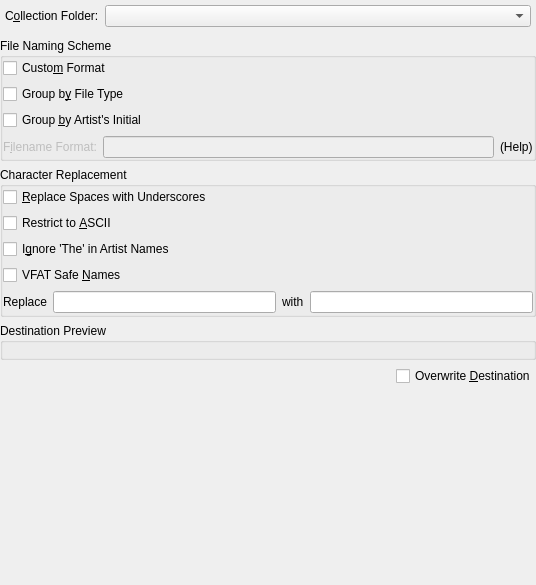
Above: src/collection/sqlcollection/OrganizeCollectionDialogBase.ui from KDE/amarok before the change. Below: the same form after it.
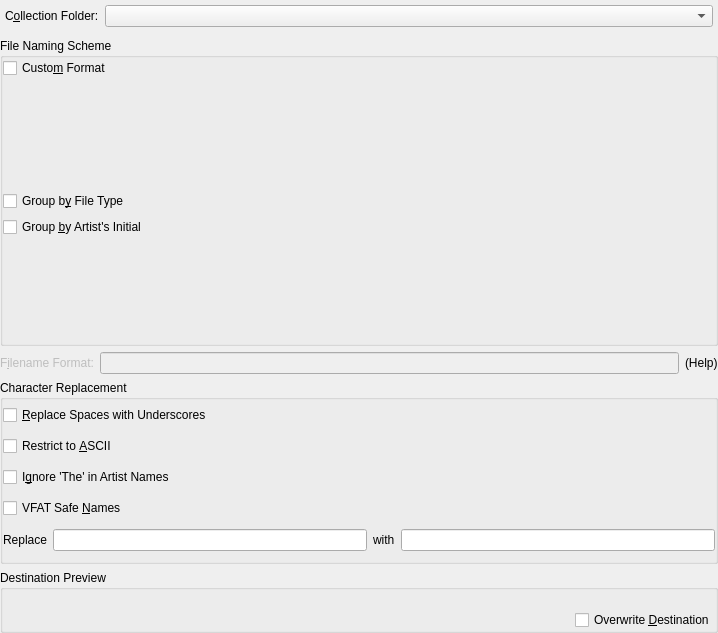
That is the form after the change. Custom widgets are drawn as their Qt base class.

Commit message: Layout fixes in OrganizeCollectionDialog and FilenameLayoutDialog.

The edit to the form file:
```diff
--- a/src/collection/sqlcollection/OrganizeCollectionDialogBase.ui
+++ b/src/collection/sqlcollection/OrganizeCollectionDialogBase.ui
@@ -6,12 +6,12 @@
    <rect>
     <x>0</x>
     <y>0</y>
-    <width>536</width>
-    <height>585</height>
+    <width>718</width>
+    <height>633</height>
    </rect>
   </property>
   <property name="sizePolicy" >
-   <sizepolicy vsizetype="MinimumExpanding" hsizetype="MinimumExpanding" >
+   <sizepolicy vsizetype="Preferred" hsizetype="MinimumExpanding" >
     <horstretch>0</horstretch>
     <verstretch>0</verstretch>
    </sizepolicy>
@@ -72,8 +72,8 @@
      </property>
      <property name="minimumSize" >
       <size>
-       <width>0</width>
-       <height>0</height>
+       <width>710</width>
+       <height>264</height>
       </size>
      </property>
      <property name="title" >
@@ -91,6 +91,21 @@
        </widget>
       </item>
       <item>
+       <layout class="QVBoxLayout" name="verticalLayout_5" >
+        <item>
+         <spacer name="verticalSpacer" >
+          <property name="orientation" >
+           <enum>Qt::Vertical</enum>
+          </property>
+          <property name="sizeHint" stdset="0" >
+           <size>
+            <width>20</width>
+            <height>40</height>
+           </size>
+          </property>
+         </spacer>
+        </item>
+        <item>
        <widget class="QCheckBox" name="filetypeCheck" >
         <property name="toolTip" >
          <string>If checked, create a directory hierarchy using the filename extension.</string>
@@ -102,6 +117,12 @@
       </item>
       <item>
        <widget class="QCheckBox" name="initialCheck" >
+          <property name="minimumSize" >
+           <size>
+            <width>0</width>
+            <height>0</height>
+           </size>
+          </property>
         <property name="toolTip" >
          <string>If checked, introduce another directory hierarchy for the artists' initials.</string>
         </property>
@@ -111,6 +132,24 @@
        </widget>
       </item>
       <item>
+         <spacer name="verticalSpacer_2" >
+          <property name="orientation" >
+           <enum>Qt::Vertical</enum>
+          </property>
+          <property name="sizeHint" stdset="0" >
+           <size>
+            <width>20</width>
+            <height>40</height>
+           </size>
+          </property>
+         </spacer>
+        </item>
+       </layout>
+      </item>
+     </layout>
+    </widget>
+   </item>
+   <item>
        <layout class="QHBoxLayout" >
         <item>
          <widget class="QLabel" name="formatLabel" >
@@ -156,17 +195,10 @@
         </item>
        </layout>
       </item>
-     </layout>
-     <zorder>filetypeCheck</zorder>
-     <zorder>initialCheck</zorder>
-     <zorder></zorder>
-     <zorder>customschemeCheck</zorder>
-    </widget>
-   </item>
    <item>
     <widget class="QGroupBox" name="replacementGroup" >
      <property name="sizePolicy" >
-      <sizepolicy vsizetype="Minimum" hsizetype="Preferred" >
+      <sizepolicy vsizetype="Fixed" hsizetype="Preferred" >
        <horstretch>0</horstretch>
        <verstretch>0</verstretch>
       </sizepolicy>
@@ -174,7 +206,7 @@
      <property name="minimumSize" >
       <size>
        <width>0</width>
-       <height>150</height>
+       <height>184</height>
       </size>
      </property>
      <property name="title" >
@@ -269,6 +301,12 @@
    </item>
    <item>
     <widget class="QGroupBox" name="previewBox" >
+     <property name="sizePolicy" >
+      <sizepolicy vsizetype="Fixed" hsizetype="Preferred" >
+       <horstretch>0</horstretch>
+       <verstretch>0</verstretch>
+      </sizepolicy>
+     </property>
      <property name="title" >
       <string>Destination Preview</string>
      </property>
@@ -292,9 +330,6 @@
         </property>
        </widget>
       </item>
-     </layout>
-    </widget>
-   </item>
    <item>
     <layout class="QHBoxLayout" >
      <item>
@@ -325,18 +360,8 @@
      </item>
     </layout>
    </item>
-   <item>
-    <spacer name="verticalSpacer" >
-     <property name="orientation" >
-      <enum>Qt::Vertical</enum>
-     </property>
-     <property name="sizeHint" stdset="0" >
-      <size>
-       <width>20</width>
-       <height>40</height>
-      </size>
-     </property>
-    </spacer>
+     </layout>
+    </widget>
    </item>
   </layout>
  </widget>
```
Left out of the diff: 32 changed lines with no effect on the pictures. Lines whose indentation alone changed are shown as unchanged. The commit also changes 3 other files.
